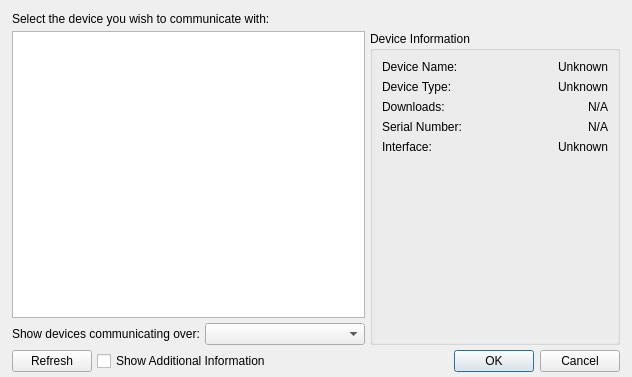
kipr/kiss, file ui/DeviceDialog.ui: the form before one commit.
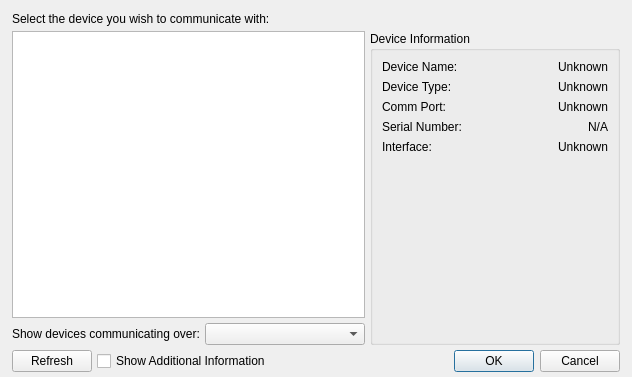
The form after the commit.

The edit to the form file:
```diff
--- a/ui/DeviceDialog.ui
+++ b/ui/DeviceDialog.ui
@@ -131,14 +131,14 @@
           <item>
            <widget class="QLabel" name="label_5">
             <property name="text">
-             <string>Downloads:</string>
+             <string>Comm Port:</string>
             </property>
            </widget>
           </item>
           <item>
            <widget class="QLabel" name="ui_downloadType">
             <property name="text">
-             <string>N/A</string>
+             <string>Unknown</string>
             </property>
             <property name="alignment">
              <set>Qt::AlignRight|Qt::AlignTrailing|Qt::AlignVCenter</set>
```
Left out of the diff: 12 changed lines with no effect on the pictures.
